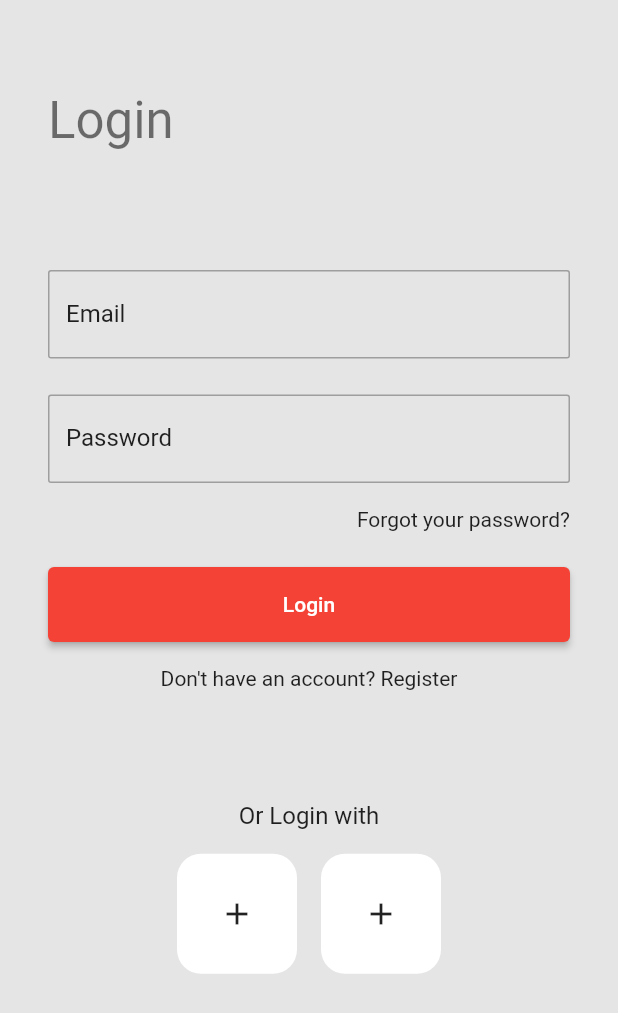
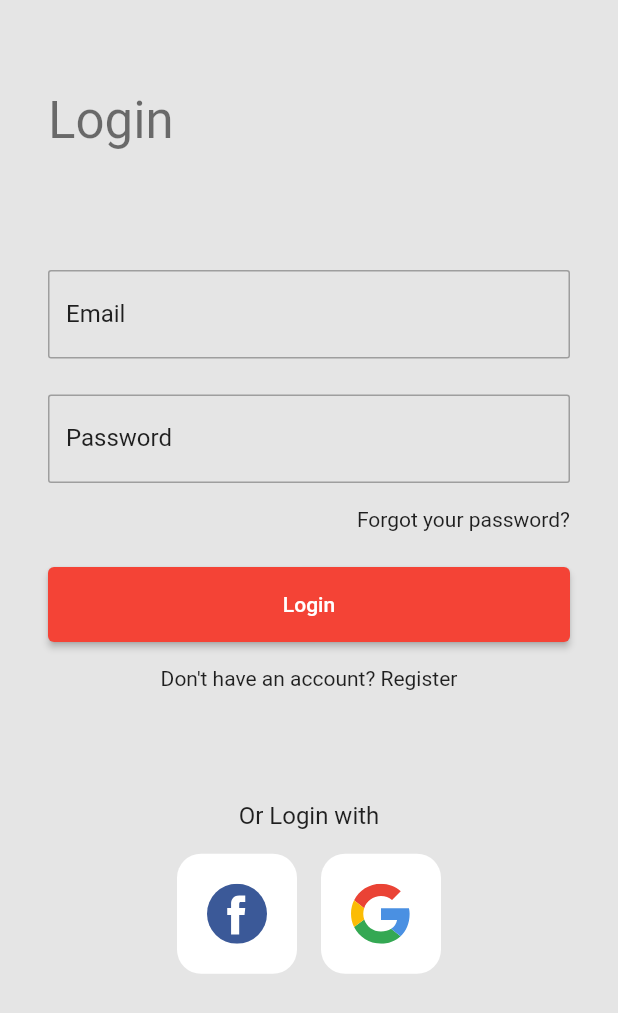
Before and after one commit to TarekAlabd/flutter-ecommerce-live-coding, a Flutter app: the screen it shows after launch, on a phone screen of 412 x 824 dp. Shown: the top 1013 px of the screen. Run offline on Flutter 3.47's test engine with Material 2 defaults, Android fonts, the phone set to English and light mode, and no system bars; our stand-ins replace cloud_firestore, firebase_auth, firebase_core, flutter_rating_bar, flutter_svg, persistent_bottom_nav_bar_v2; accounts and stored records are empty.

Commit message:
Add rating bar, favorite button, prices and social media buttons on auth page

```diff
--- a/lib/utilities/assets.dart
+++ b/lib/utilities/assets.dart
@@ -1,7 +1,13 @@
 class AppAssets {
   /// Home Page Images
-  static const String topBannerHomePageAsset = 'https://cdn1.expertreviews.co.uk/sites/expertreviews/files/2019/08/best_online_clothes_shops.jpg';
-  static const String tempProductAsset1 = 'https://m.media-amazon.com/images/I/61-jBuhtgZL._UX569_.jpg';
+  static const String topBannerHomePageAsset =
+      'https://cdn1.expertreviews.co.uk/sites/expertreviews/files/2019/08/best_online_clothes_shops.jpg';
+  static const String tempProductAsset1 =
+      'https://m.media-amazon.com/images/I/61-jBuhtgZL._UX569_.jpg';
 
   /// Shop Page Images
+
+  /// Authentication Page Images
+  static const facebookIcon = 'assets/facebook-svgrepo-com.svg';
+  static const googleIcon = 'assets/google-svgrepo-com.svg';
 }
--- a/lib/views/pages/auth_page.dart
+++ b/lib/views/pages/auth_page.dart
@@ -1,8 +1,11 @@
 import 'package:flutter/material.dart';
 import 'package:flutter_ecommerce/controllers/auth_controller.dart';
+import 'package:flutter_ecommerce/utilities/assets.dart';
 import 'package:flutter_ecommerce/utilities/enums.dart';
 import 'package:flutter_ecommerce/views/widgets/main_button.dart';
 import 'package:flutter_ecommerce/views/widgets/main_dialog.dart';
+import 'package:flutter_ecommerce/views/widgets/social_media_button.dart';
+import 'package:flutter_svg/svg.dart';
 import 'package:provider/provider.dart';
 
 class AuthPage extends StatefulWidget {
@@ -31,7 +34,8 @@ class _AuthPageState extends State<AuthPage> {
       await model.submit();
       if (!mounted) return;
     } catch (e) {
-      MainDialog(context: context, title: 'Error', content: e.toString()).showAlertDialog();
+      MainDialog(context: context, title: 'Error', content: e.toString())
+          .showAlertDialog();
     }
   }
 
@@ -137,24 +141,14 @@ class _AuthPageState extends State<AuthPage> {
                       Row(
                         mainAxisAlignment: MainAxisAlignment.center,
                         children: [
-                          Container(
-                            height: 80,
-                            width: 80,
-                            decoration: BoxDecoration(
-                              borderRadius: BorderRadius.circular(16.0),
-                              color: Colors.white,
-                            ),
-                            child: const Icon(Icons.add),
+                          SocialMediaButton(
+                            iconName: AppAssets.facebookIcon,
+                            onPress: () {},
                           ),
                           const SizedBox(width: 16.0),
-                          Container(
-                            height: 80,
-                            width: 80,
-                            decoration: BoxDecoration(
-                              borderRadius: BorderRadius.circular(16.0),
-                              color: Colors.white,
-                            ),
-                            child: const Icon(Icons.add),
+                          SocialMediaButton(
+                            iconName: AppAssets.googleIcon,
+                            onPress: () {},
                           ),
                         ],
                       ),
--- /dev/null
+++ b/lib/views/widgets/social_media_button.dart
@@ -0,0 +1,33 @@
+import 'package:flutter/material.dart';
+import 'package:flutter_svg/flutter_svg.dart';
+
+class SocialMediaButton extends StatelessWidget {
+  const SocialMediaButton({
+    Key? key,
+    required this.iconName,
+    required this.onPress,
+  }) : super(key: key);
+  final String iconName;
+  final VoidCallback onPress;
+  @override
+  Widget build(BuildContext context) {
+    return InkWell(
+      onTap: onPress,
+      child: Container(
+        height: 80,
+        width: 80,
+        decoration: BoxDecoration(
+          borderRadius: BorderRadius.circular(16.0),
+          color: Colors.white,
+        ),
+        child: Center(
+          child: SvgPicture.asset(
+            iconName,
+            width: 40.0,
+            height: 40.0,
+          ),
+        ),
+      ),
+    );
+  }
+}
--- a/pubspec.yaml
+++ b/pubspec.yaml
@@ -16,6 +16,8 @@ dependencies:
   firebase_auth: ^3.3.19
   cloud_firestore: ^3.1.17
   provider: ^6.0.3
+  flutter_svg: ^1.1.1+1
+  flutter_rating_bar: ^4.0.1
 
 dev_dependencies:
   flutter_test:
```
Also changed, not shown: lib/views/pages/home_page.dart (+19 -48 lines), lib/views/widgets/header_of_list.dart (added, +47 -0 lines), lib/views/widgets/list_item_home.dart (+83 -11 lines), assets/facebook-svgrepo-com.svg (added), assets/google-svgrepo-com.svg (added), pubspec.lock, 3 other files.
